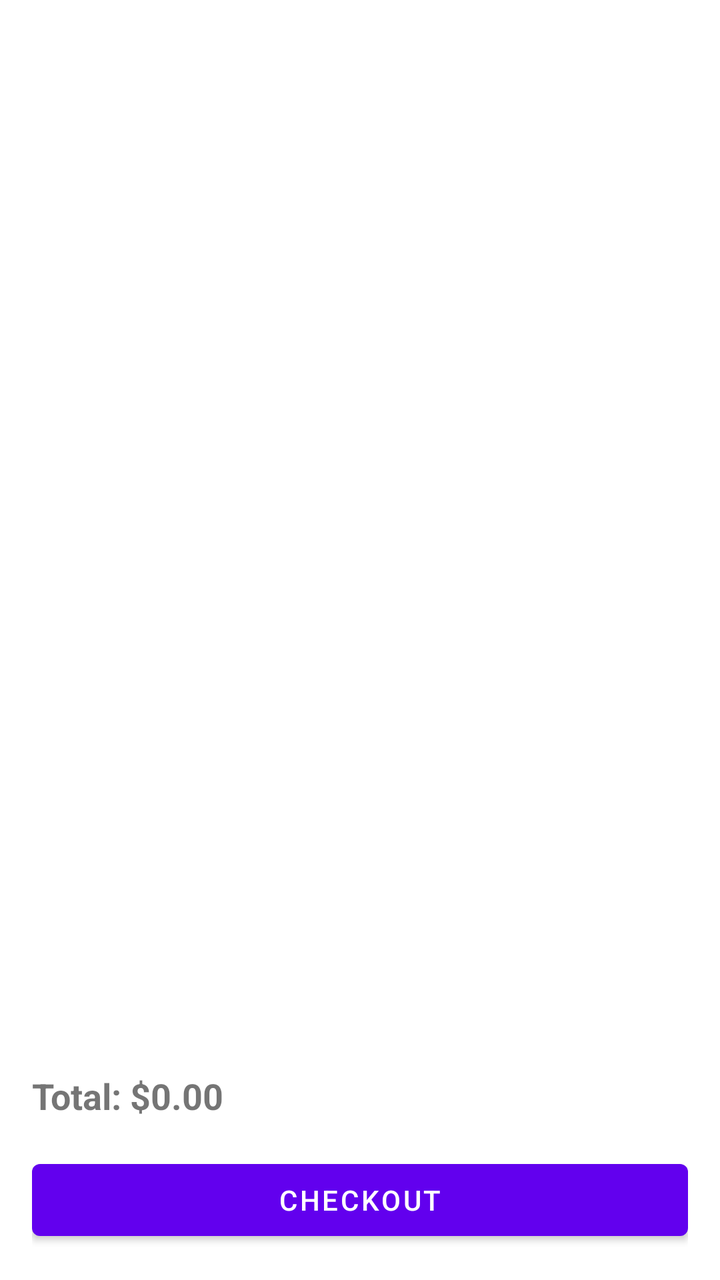
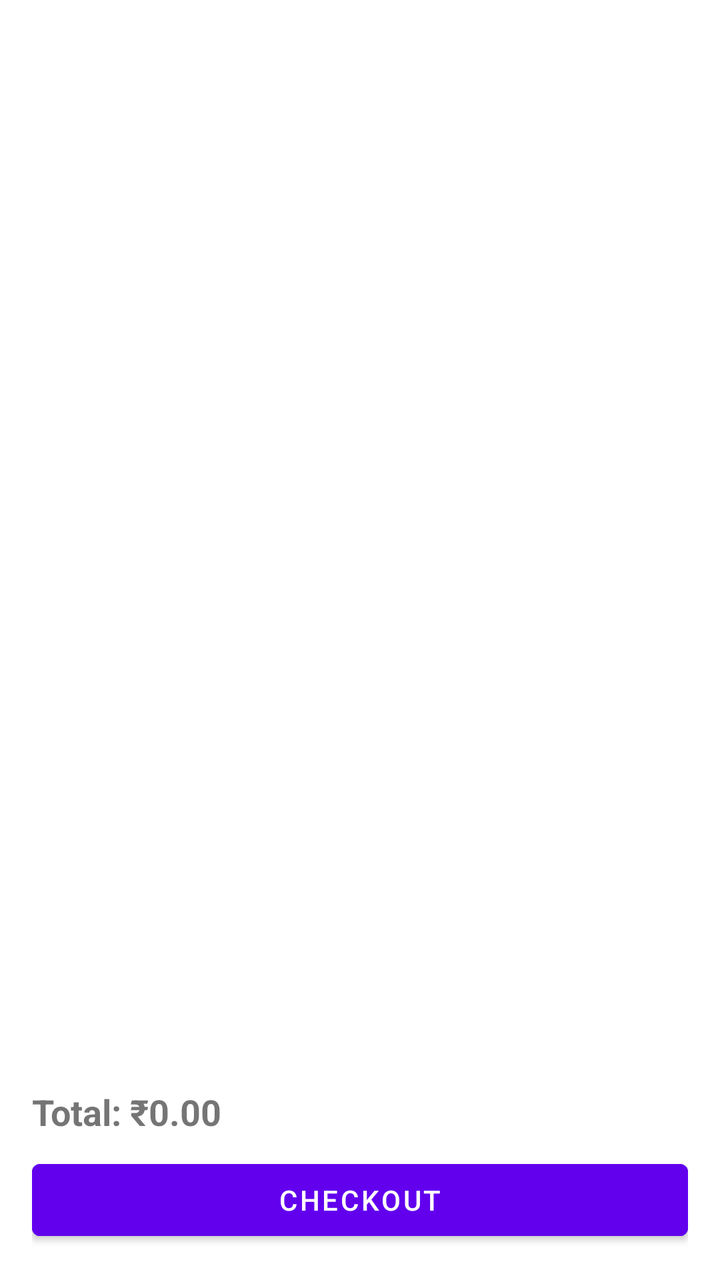

An Android layout rendered at two revisions. The XML below is the earlier revision; the diff shows what the commit changed to produce the second picture.
<!-- AndroidManifest.xml: application theme Theme.Canteen -->
<!-- res/layout/activity_cart.xml -->
<?xml version="1.0" encoding="utf-8"?>
<LinearLayout
    xmlns:android="http://schemas.android.com/apk/res/android"
    xmlns:tools="http://schemas.android.com/tools"
    android:layout_width="match_parent"
    android:layout_height="match_parent"
    android:orientation="vertical"
    tools:context="com.example.canteen.CartActivity">

    
    <androidx.recyclerview.widget.RecyclerView
        android:id="@+id/recyclerViewCart"
        android:layout_width="match_parent"
        android:layout_height="0dp"
        android:layout_weight="1" />

    
    <LinearLayout
        android:layout_width="match_parent"
        android:layout_height="wrap_content"
        android:orientation="vertical"
        android:padding="16dp">

        <TextView
            android:id="@+id/tvTotalPrice"
            android:layout_width="match_parent"
            android:layout_height="wrap_content"
            android:text="Total: $0.00"
            android:textSize="18sp"
            android:textStyle="bold" />

        <com.google.android.material.button.MaterialButton
            android:id="@+id/btnCheckout"
            android:layout_width="match_parent"
            android:layout_height="wrap_content"
            android:layout_marginTop="16dp"
            android:text="Checkout" />
    </LinearLayout>

</LinearLayout>
<!-- resources referenced by this layout -->
<resources>
  <style name="Theme.Canteen" parent="Theme.MaterialComponents.DayNight.DarkActionBar">
          
          <item name="colorPrimary">@color/purple_500</item>
          <item name="colorPrimaryVariant">@color/purple_700</item>
          <item name="colorOnPrimary">@android:color/white</item>
          <item name="colorSecondary">@color/teal_200</item>
      </style>
  <color name="purple_500">#FF6200EE</color>
  <color name="purple_700">#FF3700B3</color>
  <color name="teal_200">#FF03DAC5</color>
</resources>

<!-- the commit's change to res/layout/activity_cart.xml (unified diff, before → after) -->
@@ -2,39 +2,43 @@
 <LinearLayout
     xmlns:android="http://schemas.android.com/apk/res/android"
     xmlns:tools="http://schemas.android.com/tools"
+    xmlns:app="http://schemas.android.com/apk/res-auto"
     android:layout_width="match_parent"
     android:layout_height="match_parent"
     android:orientation="vertical"
-    tools:context="com.example.canteen.CartActivity">
+    tools:context=".CartActivity"
+    android:padding="16dp">
 
     
     <androidx.recyclerview.widget.RecyclerView
         android:id="@+id/recyclerViewCart"
         android:layout_width="match_parent"
         android:layout_height="0dp"
-        android:layout_weight="1" />
+        android:layout_weight="1"
+        android:paddingBottom="8dp" />
 
     
     <LinearLayout
         android:layout_width="match_parent"
         android:layout_height="wrap_content"
-        android:orientation="vertical"
-        android:padding="16dp">
+        android:orientation="vertical">
 
         <TextView
             android:id="@+id/tvTotalPrice"
             android:layout_width="match_parent"
             android:layout_height="wrap_content"
-            android:text="Total: $0.00"
+            android:text="Total: ₹0.00"
             android:textSize="18sp"
-            android:textStyle="bold" />
+            android:textStyle="bold"
+            android:paddingBottom="8dp" />
 
         <com.google.android.material.button.MaterialButton
             android:id="@+id/btnCheckout"
             android:layout_width="match_parent"
             android:layout_height="wrap_content"
-            android:layout_marginTop="16dp"
-            android:text="Checkout" />
+            android:text="Checkout"
+            android:backgroundTint="?attr/colorPrimary"
+            android:textColor="@android:color/white" />
     </LinearLayout>
 
 </LinearLayout>
